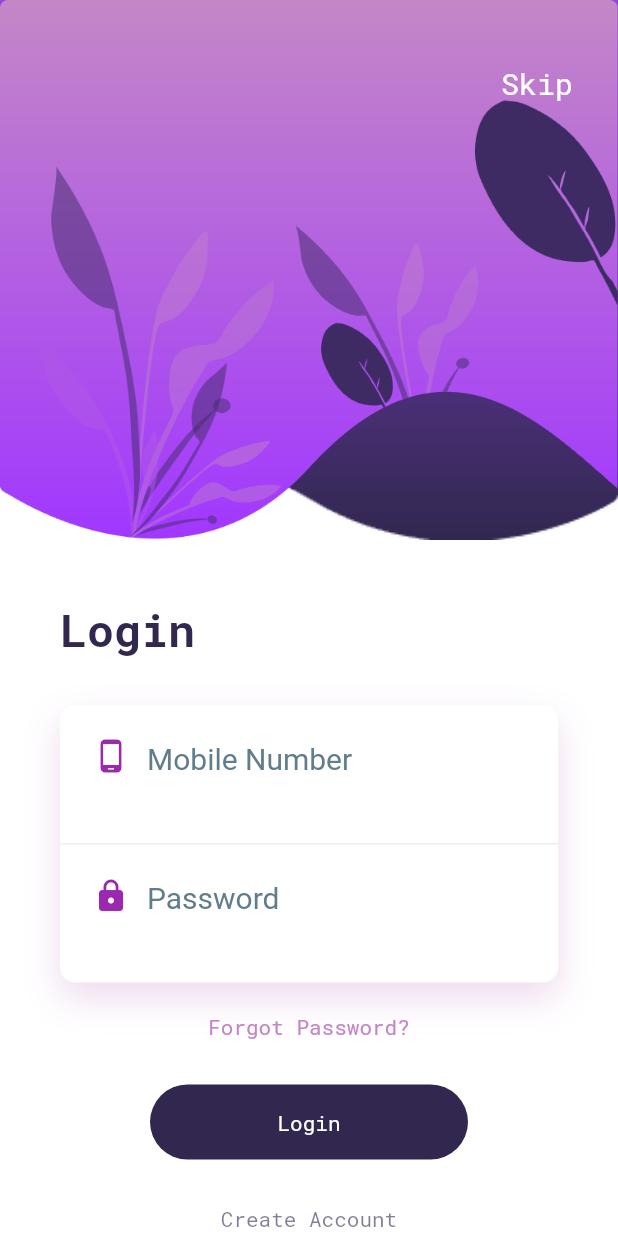
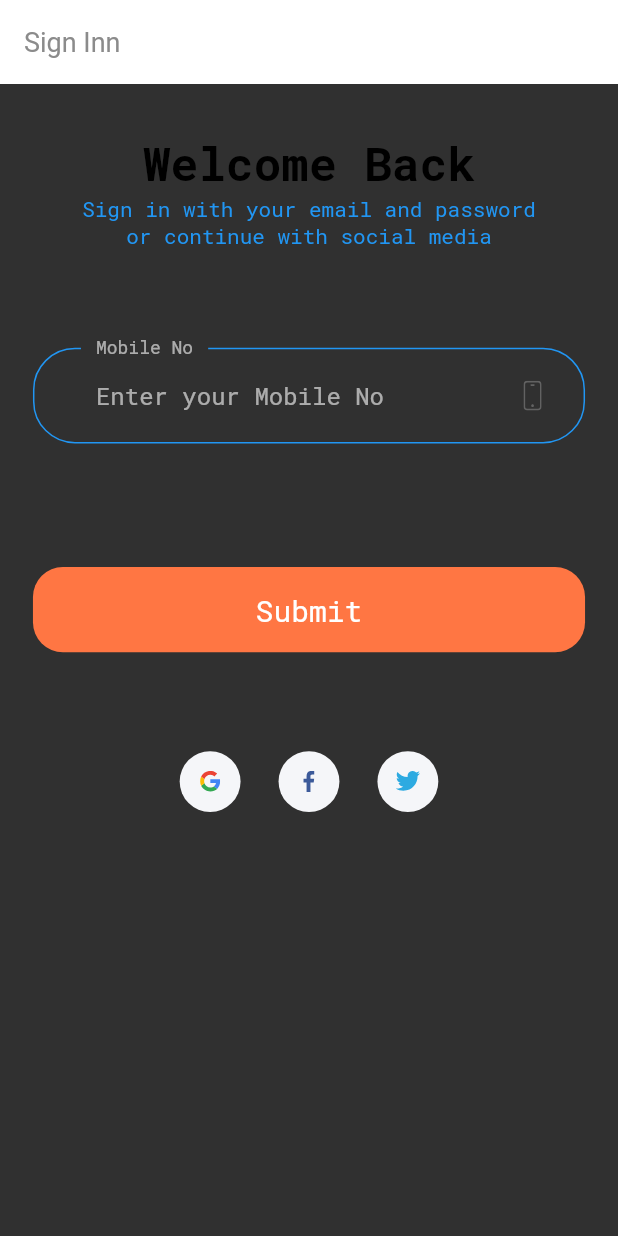
Before and after one commit to hari2013gupta/ecomm, a Flutter app: the screen it shows after launch, on a phone screen of 412 x 824 dp. Run offline on Flutter 3.47's test engine with Material 2 defaults, Android fonts, the phone set to English and light mode, and no system bars; our stand-ins replace carousel_slider, flutter_svg, fluttertoast, jwt_decoder, shared_preferences, simple_animations and 1 more; accounts and stored records are empty; Roboto replaces fonts that are missing (OpenSans).

Commit message:
sign in form updated

```diff
--- /dev/null
+++ b/lib/components/custom_surfix_icon.dart
@@ -0,0 +1,28 @@
+import 'package:ecomm/size_config.dart';
+import 'package:flutter/material.dart';
+import 'package:flutter_svg/flutter_svg.dart';
+
+class CustomSurffixIcon extends StatelessWidget {
+  const CustomSurffixIcon({
+    Key key,
+    @required this.svgIcon,
+  }) : super(key: key);
+
+  final String svgIcon;
+
+  @override
+  Widget build(BuildContext context) {
+    return Padding(
+      padding: EdgeInsets.fromLTRB(
+        0,
+        getProportionateScreenWidth(20),
+        getProportionateScreenWidth(20),
+        getProportionateScreenWidth(20),
+      ),
+      child: SvgPicture.asset(
+        svgIcon,
+        height: getProportionateScreenWidth(18),
+      ),
+    );
+  }
+}
--- /dev/null
+++ b/lib/components/default_button.dart
@@ -0,0 +1,33 @@
+import 'package:ecomm/utils/my_constant.dart';
+import 'package:flutter/material.dart';
+import '../size_config.dart';
+
+class DefaultButton extends StatelessWidget {
+  const DefaultButton({
+    Key key,
+    this.text,
+    this.press,
+  }) : super(key: key);
+  final String text;
+  final Function press;
+
+  @override
+  Widget build(BuildContext context) {
+    return SizedBox(
+      width: double.infinity,
+      height: getProportionateScreenHeight(56),
+      child: FlatButton(
+        shape: RoundedRectangleBorder(borderRadius: BorderRadius.circular(20)),
+        color: kPrimaryColor,
+        onPressed: press,
+        child: Text(
+          text,
+          style: TextStyle(
+            fontSize: getProportionateScreenWidth(18),
+            color: Colors.white,
+          ),
+        ),
+      ),
+    );
+  }
+}
--- /dev/null
+++ b/lib/components/socal_card.dart
@@ -0,0 +1,34 @@
+import 'package:flutter/material.dart';
+import 'package:flutter_svg/flutter_svg.dart';
+
+import '../size_config.dart';
+
+class SocalCard extends StatelessWidget {
+  const SocalCard({
+    Key key,
+    this.icon,
+    this.press,
+  }) : super(key: key);
+
+  final String icon;
+  final Function press;
+
+  @override
+  Widget build(BuildContext context) {
+    return GestureDetector(
+      onTap: press,
+      child: Container(
+        margin:
+            EdgeInsets.symmetric(horizontal: getProportionateScreenWidth(10)),
+        padding: EdgeInsets.all(getProportionateScreenWidth(12)),
+        height: getProportionateScreenHeight(40),
+        width: getProportionateScreenWidth(40),
+        decoration: BoxDecoration(
+          color: Color(0xFFF5F6F9),
+          shape: BoxShape.circle,
+        ),
+        child: SvgPicture.asset(icon),
+      ),
+    );
+  }
+}
--- a/lib/main.dart
+++ b/lib/main.dart
@@ -1,3 +1,4 @@
+import 'package:ecomm/theme.dart';
 import 'package:ecomm/ui/splash.dart';
 import 'package:flutter/material.dart';
 
@@ -11,28 +12,7 @@ class MyApp extends StatelessWidget {
     return MaterialApp(
       debugShowCheckedModeBanner: false,
       title: appTitle,
-      theme: ThemeData(
-        fontFamily: 'RobotoMono',
-        primarySwatch: Colors.deepPurple,
-        accentColor: Colors.purpleAccent,
-        primaryColor: Colors.purple,
-        primaryColorDark: Colors.deepPurple,
-        scaffoldBackgroundColor: Colors.grey[850], //(0xFFF3F5F7),
-        brightness: Brightness.dark,
-        // appBarTheme: AppBarTheme(
-        //   color: Colors.white,
-        //   textTheme: GoogleFonts.latoTextTheme().apply(
-        //     bodyColor: Colors.black,
-        //   ),
-        //   iconTheme: IconThemeData(color: Colors.black),
-        // ),
-        // textTheme: GoogleFonts.latoTextTheme(),
-        // textTheme: TextTheme(
-        //   headline: TextStyle(fontSize: 72.0, fontWeight: FontWeight.bold),
-        //   title: TextStyle(fontSize: 36.0, fontStyle: FontStyle.italic),
-        //   body1: TextStyle(fontSize: 14.0, fontFamily: 'Raleway'),
-        // ),
-      ),
+      theme: theme(),
       // routes: <String, WidgetBuilder>{
       //   '/page2': (BuildContext context) => Page2(title: 'Page2'),
       // },
--- /dev/null
+++ b/lib/size_config.dart
@@ -0,0 +1,30 @@
+import 'package:flutter/material.dart';
+
+class SizeConfig {
+  static MediaQueryData _mediaQueryData;
+  static double screenWidth;
+  static double screenHeight;
+  static double defaultSize;
+  static Orientation orientation;
+
+  void init(BuildContext context) {
+    _mediaQueryData = MediaQuery.of(context);
+    screenWidth = _mediaQueryData.size.width;
+    screenHeight = _mediaQueryData.size.height;
+    orientation = _mediaQueryData.orientation;
+  }
+}
+
+// Get the proportionate height as per screen size
+double getProportionateScreenHeight(double inputHeight) {
+  double screenHeight = SizeConfig.screenHeight;
+  // 812 is the layout height that designer use
+  return (inputHeight / 812.0) * screenHeight;
+}
+
+// Get the proportionate height as per screen size
+double getProportionateScreenWidth(double inputWidth) {
+  double screenWidth = SizeConfig.screenWidth;
+  // 375 is the layout width that designer use
+  return (inputWidth / 375.0) * screenWidth;
+}
--- /dev/null
+++ b/lib/theme.dart
@@ -0,0 +1,70 @@
+import 'package:ecomm/utils/my_constant.dart';
+import 'package:flutter/material.dart';
+
+ThemeData theme() {
+  return ThemeData(
+
+    fontFamily: 'RobotoMono',
+    primarySwatch: Colors.deepPurple,
+    accentColor: Colors.purpleAccent,
+    primaryColor: Colors.purple,
+    primaryColorDark: Colors.deepPurple,
+    scaffoldBackgroundColor: Colors.grey[850], //(0xFFF3F5F7),
+    brightness: Brightness.dark,
+    // appBarTheme: AppBarTheme(
+    //   color: Colors.white,
+    //   elevation: 0,++
+    //   brightness: Brightness.light,
+    //   textTheme: GoogleFonts.latoTextTheme().apply(
+    //     bodyColor: Colors.black,
+    //   ),
+    //   iconTheme: IconThemeData(color: Colors.black),
+    // ),
+    // textTheme: GoogleFonts.latoTextTheme(),
+
+    appBarTheme: appBarTheme(),
+    textTheme: textTheme(),
+    inputDecorationTheme: inputDecorationTheme(),
+    visualDensity: VisualDensity.adaptivePlatformDensity,
+  );
+}
+
+InputDecorationTheme inputDecorationTheme() {
+  OutlineInputBorder outlineInputBorder = OutlineInputBorder(
+    borderRadius: BorderRadius.circular(28),
+    borderSide: BorderSide(color: kTextColor),
+    gapPadding: 10,
+  );
+  return InputDecorationTheme(
+    // If  you are using latest version of flutter then lable text and hint text shown like this
+    // if you r using flutter less then 1.20.* then maybe this is not working properly
+    // if we are define our floatingLabelBehavior in our theme then it's not applayed
+    // floatingLabelBehavior: FloatingLabelBehavior.always,
+    contentPadding: EdgeInsets.symmetric(horizontal: 42, vertical: 20),
+    enabledBorder: outlineInputBorder,
+    focusedBorder: outlineInputBorder,
+    border: outlineInputBorder,
+  );
+}
+
+TextTheme textTheme() {
+  return TextTheme(
+    bodyText1: TextStyle(color: kTextColor),
+    bodyText2: TextStyle(color: kTextColor),
+      // headline: TextStyle(fontSize: 72.0, fontWeight: FontWeight.bold),
+      // title: TextStyle(fontSize: 36.0, fontStyle: FontStyle.italic),
+      // body1: TextStyle(fontSize: 14.0, fontFamily: 'Raleway'),
+  );
+}
+
+AppBarTheme appBarTheme() {
+  return AppBarTheme(
+    color: Colors.white,
+    elevation: 0,
+    brightness: Brightness.light,
+    iconTheme: IconThemeData(color: Colors.black),
+    textTheme: TextTheme(
+      headline6: TextStyle(color: Color(0XFF8B8B8B), fontSize: 18),
+    ),
+  );
+}
--- /dev/null
+++ b/lib/ui/login/component/body.dart
@@ -0,0 +1,60 @@
+import 'package:ecomm/size_config.dart';
+import 'package:ecomm/ui/login/component/sign_form.dart';
+import 'package:flutter/material.dart';
+import 'package:ecomm/components/socal_card.dart';
+
+class Body extends StatelessWidget {
+  @override
+  Widget build(BuildContext context) {
+    return SafeArea(
+      child: SizedBox(
+        width: double.infinity,
+        child: Padding(
+          padding:
+              EdgeInsets.symmetric(horizontal: getProportionateScreenWidth(20)),
+          child: SingleChildScrollView(
+            child: Column(
+              children: [
+                SizedBox(height: SizeConfig.screenHeight * 0.04),
+                Text(
+                  "Welcome Back",
+                  style: TextStyle(
+                    color: Colors.black,
+                    fontSize: getProportionateScreenWidth(28),
+                    fontWeight: FontWeight.bold,
+                  ),
+                ),
+                Text(
+                  "Sign in with your email and password  \nor continue with social media",
+                  textAlign: TextAlign.center,
+                ),
+                SizedBox(height: SizeConfig.screenHeight * 0.08),
+                SigninForm(),
+                SizedBox(height: SizeConfig.screenHeight * 0.08),
+                Row(
+                  mainAxisAlignment: MainAxisAlignment.center,
+                  children: [
+                    SocalCard(
+                      icon: "assets/icons/google-icon.svg",
+                      press: () {},
+                    ),
+                    SocalCard(
+                      icon: "assets/icons/facebook-2.svg",
+                      press: () {},
+                    ),
+                    SocalCard(
+                      icon: "assets/icons/twitter.svg",
+                      press: () {},
+                    ),
+                  ],
+                ),
+                SizedBox(height: getProportionateScreenHeight(20)),
+                // NoAccountText(),
+              ],
+            ),
+          ),
+        ),
+      ),
+    );
+  }
+}
--- /dev/null
+++ b/lib/ui/login/component/sign_form.dart
@@ -0,0 +1,84 @@
+import 'package:ecomm/components/custom_surfix_icon.dart';
+import 'package:ecomm/components/default_button.dart';
+import 'package:ecomm/utils/my_constant.dart';
+import 'package:flutter/material.dart';
+
+import '../../../size_config.dart';
+
+class SigninForm extends StatefulWidget {
+  @override
+  _SigninFormState createState() => _SigninFormState();
+}
+
+class _SigninFormState extends State<SigninForm> {
+  final _formKey = GlobalKey<FormState>();
+  String mobile;
+  bool remember = false;
+  final List<String> errors = [];
+
+  void addErrors({String e}) {
+    if (!errors.contains(e))
+      setState(() {
+        errors.add(e);
+      });
+  }
+
+  void removeError({String e}) {
+    if (errors.contains(e))
+      setState(() {
+        errors.remove(e);
+      });
+  }
+
+  @override
+  Widget build(BuildContext context) {
+    var mobileTFF = TextFormField(
+      keyboardType: TextInputType.number,
+      onSaved: (newValue) => mobile = newValue,
+      onChanged: (value) {
+        if (value.isNotEmpty) {
+          removeError(e: kPhoneNumberNullError);
+        }
+        return null;
+      },
+      validator: (value) {
+        if (value.isEmpty) {
+          addErrors(e: kPhoneNumberNullError);
+          return "";
+        } else if(value.length < 10) {
+        addErrors(e: kPhoneNumber10digit);
+          return "";
+        }
+        return null;
+      },
+      decoration: InputDecoration(
+        labelText: "Mobile No",
+        hintText: "Enter your Mobile No",
+        // If  you are using latest version of flutter then lable text and hint text shown like this
+        // if you r using flutter less then 1.20.* then maybe this is not working properly
+        floatingLabelBehavior: FloatingLabelBehavior.always,
+        suffixIcon: CustomSurffixIcon(svgIcon: "assets/icons/Phone.svg"),
+      ),
+    );
+    var submitBTN = DefaultButton(
+      text: "Submit",
+      press: () {
+        if (_formKey.currentState.validate()) {
+          print("Clicked here---------");
+
+          // Do what you want to do
+        }
+      },
+    );
+    return Form(
+      key: _formKey,
+      child: Column(
+        children: [
+          mobileTFF,
+          SizedBox(height: SizeConfig.screenHeight * 0.1),
+          submitBTN
+        ],
+      ),
+    );
+  }
+}
--- /dev/null
+++ b/lib/ui/login/login_scn.dart
@@ -0,0 +1,65 @@
+import 'package:ecomm/size_config.dart';
+import 'package:ecomm/ui/login/component/body.dart';
+import 'package:ecomm/ui/login/login_model.dart';
+import 'package:ecomm/ui/login/presenter/login_presenter.dart';
+import 'package:flutter/material.dart';
+
+class LoginScr extends StatelessWidget implements LoginViewContract {
+  LoginPresenter presenter;
+  _LoginScreenState() {
+    presenter = new LoginPresenter(this);
+  }
+  @override
+  Widget build(BuildContext context) {
+    SizeConfig().init(context);
+    return Scaffold(
+      appBar: AppBar(
+        title: Text("Sign Inn"),
+      ),
+      body: Body(),
+    );
+  }
+
+  @override
+  String getViewMobileNo() {
+    // TODO: implement getViewMobileNo
+    throw UnimplementedError();
+  }
+
+  @override
+  String getViewPassword() {
+    // TODO: implement getViewPassword
+    throw UnimplementedError();
+  }
+
+  @override
+  void hideProgress() {
+    // TODO: implement hideProgress
+  }
+
+  @override
+  void onLoadLoginComplete(Customer data) {
+      // TODO: implement onLoadLoginComplete
+    }
+
+    @override
+    void onLoadLoginError() {
+      // TODO: implement onLoadLoginError
+    }
+
+    @override
+    void showMessage(String msg) {
+      // TODO: implement showMessage
+    }
+
+    @override
+  void showProgress(String msg) {
+      // TODO: implement showProgress
+    }
+
+    @override
+
+    void showSnack(String msg) {
+    // TODO: implement showSnack
+  }
+}
--- a/lib/ui/login/presenter/login_impl.dart
+++ b/lib/ui/login/presenter/login_impl.dart
@@ -18,7 +18,7 @@ class LoginRepositoryImpl implements LoginRepository {
       // "Access-Control-Allow-Headers": "Origin,Content-Type,X-Amz-Date,Authorization,X-Api-Key,X-Amz-Security-Token",
       "Access-Control-Allow-Methods": "GET,POST,OPTIONS,DELETE,PUT"
     };
-    String bodyString = jsonEncode(<String, String>{
+    String bodyString = jsonEncode(<String, String> {
       'mobile': mobileNo,
       'password': password,
     });
--- a/lib/ui/splash.dart
+++ b/lib/ui/splash.dart
@@ -1,4 +1,5 @@
 import 'dart:async';
+import 'package:ecomm/ui/login/login_scn.dart';
 import 'package:ecomm/ui/login/login_screen.dart';
 import 'package:flutter/material.dart';
 
@@ -18,7 +19,7 @@ class _SplashScreenState extends State<SplashScreen> {
               Navigator.pop(context),
               Navigator.push(
                 context,
-                MaterialPageRoute(builder: (context) => LoginScreen()),
+                MaterialPageRoute(builder: (context) => LoginScr()),
               ),
             });
   }
--- a/pubspec.yaml
+++ b/pubspec.yaml
@@ -40,6 +40,8 @@ dependencies:
   path_provider: any
   fluttertoast: ^3.1.3
   jwt_decoder: ^1.0.1
+  flutter_svg: ^0.18.0 # help us to use SVG in our app
+  # provider: ^4.3.1 # for State management
 
 dev_dependencies:
   flutter_test:
@@ -59,6 +61,7 @@ flutter:
   # To add assets to your application, add an assets section, like this:
   assets:
    - assets/images/
+   - assets/icons/
 
   # An image asset can refer to one or more resolution-specific "variants", see
   # https://flutter.dev/assets-and-images/#resolution-aware.
```
Also changed, not shown: lib/ui/login/database.dart (+1 -6 lines), lib/ui/login/login_screen.dart (+19 -17 lines), lib/utils/my_constant.dart (+24 -1 lines), assets/icons/Phone.svg (added), assets/icons/facebook-2.svg (added), assets/icons/google-icon.svg (added), assets/icons/twitter.svg (added), pubspec.lock.
